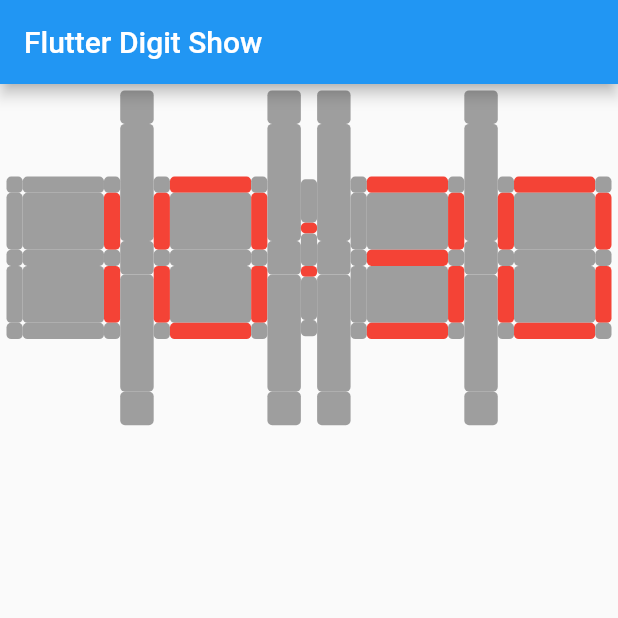
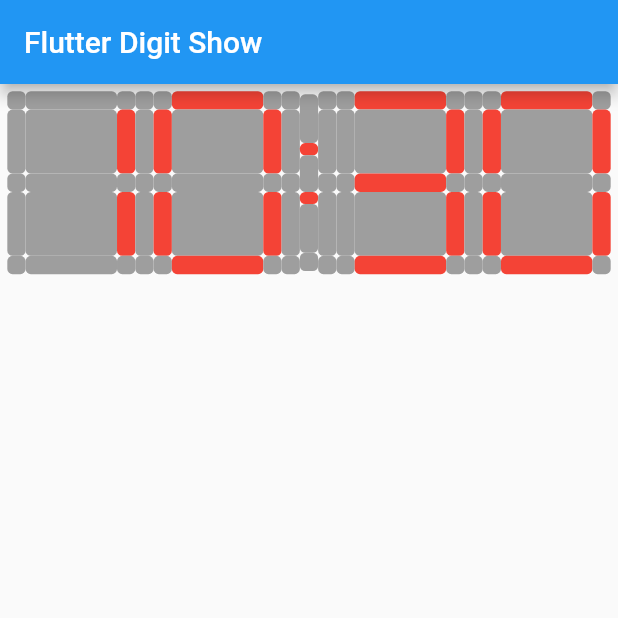
Before and after one commit to RobertNeher/digit_widget, a Flutter app: the screen it shows after launch, on a phone screen of 412 x 824 dp, the top half of it. Run offline on Flutter 3.47's test engine with Material 2 defaults, Android fonts, the phone set to English and light mode, and no system bars.

Commit message:
Initial size fixed (was dynamic via MediaQuery, now parameter)

```diff
--- a/lib/separator.dart
+++ b/lib/separator.dart
@@ -40,8 +40,8 @@ class _SeparatorState extends State<Separator> {
 
   @override
   void initState() {
-    size = MediaQuery.of(widget.context).size;
-    widget.height = size.height / 2;
+    // size = MediaQuery.of(widget.context).size;
+    // widget.height = height;
     super.initState();
   }
 
```
